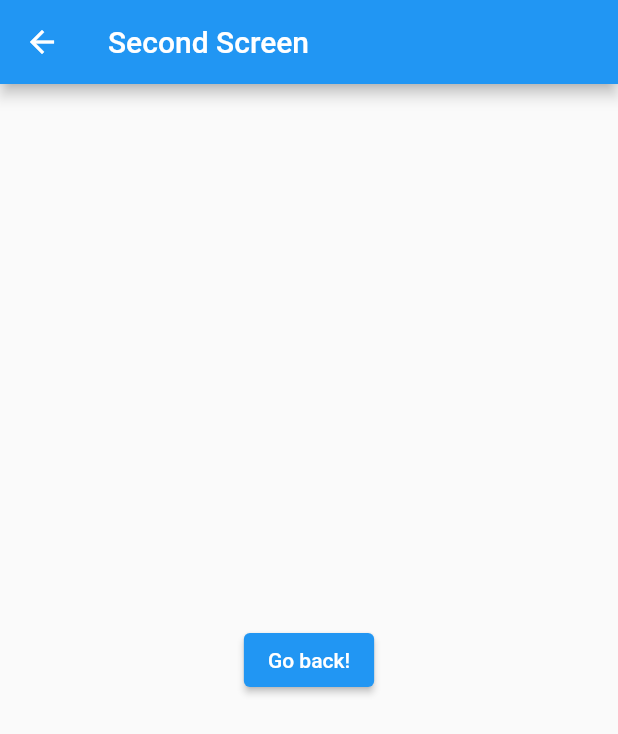
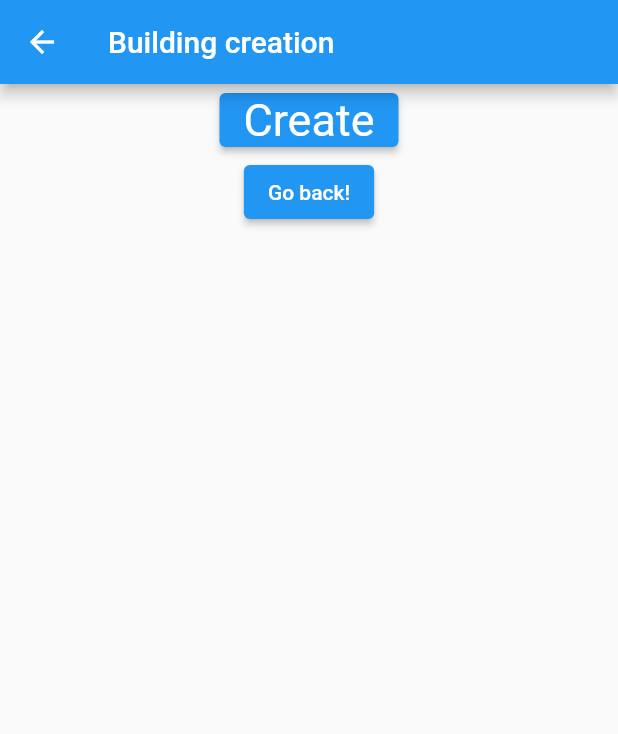
Before and after one commit to it-at-m/epitaph_ips, a Flutter app: the screen it shows after launch, after a tap on "Create Building", on a phone screen of 412 x 824 dp. Shown: the top 734 px of the screen. Run offline on Flutter 3.47's test engine with Material 2 defaults, Android fonts, the phone set to English and light mode, and no system bars; missing offline and left inert: data, ml_linalg.

Commit message:
Mock building

```diff
--- /dev/null
+++ b/example/lib/building_form.dart
@@ -0,0 +1,48 @@
+import 'mock_building.dart';
+import 'package:flutter/material.dart';
+
+
+/* _functionDemo(int i) {
+
+  setState(() {
+      _outputs[i] = _epitaphCalls[i](_outputs[i]);
+    });
+}*/
+
+final ButtonStyle style = ElevatedButton.styleFrom(
+    textStyle: const TextStyle(fontSize: 30, color: Colors.white));
+
+
+class BuildingForm extends StatelessWidget {
+  const BuildingForm({Key? key}) : super(key: key);
+
+  _onPressed(){
+    debugPrint(createBuilding().toString());
+  }
+
+  @override
+  Widget build(BuildContext context) {
+    return Scaffold(
+      appBar: AppBar(
+        title: const Text('Building creation'),
+      ),
+      body: Center(
+        child: Column(children: [
+          ElevatedButton(
+            onPressed: () {
+              _onPressed();
+            },
+            child: const Text('Create'),
+            style: style,
+          ),
+          ElevatedButton(
+            onPressed: () {
+              Navigator.pop(context);
+            },
+            child: const Text('Go back!'),
+          ),
+        ]),
+      ),
+    );
+  }
+}
--- a/example/lib/main.dart
+++ b/example/lib/main.dart
@@ -1,7 +1,7 @@
 import 'package:epitaph_ips/epitaph_graphs/graphs/graph.dart';
-import 'package:epitaph_ips/epitaph_ips/buildings/building.dart';
 import 'package:epitaph_ips/epitaph_ips/tracking/tracker.dart';
 import 'package:flutter/material.dart';
+import 'building_form.dart';
 
 void main() {
   runApp(const MyApp());
@@ -45,13 +45,6 @@ class _MyHomePageState extends State<MyHomePage> {
     "Tracking"
   ];
 
-  _functionDemo(int i) {
-    Navigator.pushNamed(context, "/${_routes[i]}");
-    /*setState(() {
-      _outputs[i] = _epitaphCalls[i](_outputs[i]);
-    });*/
-  }
-
   @override
   Widget build(BuildContext context) {
     return Scaffold(
@@ -66,7 +59,7 @@ class _MyHomePageState extends State<MyHomePage> {
                 textStyle: const TextStyle(fontSize: 30, color: Colors.white));
 
             _onPressed() {
-              return _functionDemo(index);
+              Navigator.pushNamed(context, "/${_routes[index]}");
             }
 
             return ElevatedButton(
@@ -78,26 +71,3 @@ class _MyHomePageState extends State<MyHomePage> {
     );
   }
 }
-
-class BuildingForm extends StatelessWidget {
-  const BuildingForm({Key? key}) : super(key: key);
-
-  @override
-  Widget build(BuildContext context) {
-    return Scaffold(
-      appBar: AppBar(
-        title: const Text('Second Screen'),
-      ),
-      body: Center(
-        child: ElevatedButton(
-          onPressed: () {
-            // Navigate back to the first screen by popping the current route
-            // off the stack.
-            Navigator.pop(context);
-          },
-          child: const Text('Go back!'),
-        ),
-      ),
-    );
-  }
-}
--- /dev/null
+++ b/example/lib/mock_building.dart
@@ -0,0 +1,58 @@
+import 'package:epitaph_ips/epitaph_ips/buildings/building.dart';
+import 'package:epitaph_ips/epitaph_ips/buildings/floor.dart';
+import 'package:epitaph_ips/epitaph_ips/buildings/coordinate.dart';
+import 'package:epitaph_ips/epitaph_ips/buildings/polygonal_area.dart';
+import 'package:epitaph_ips/epitaph_ips/buildings/room.dart';
+import 'package:epitaph_ips/epitaph_ips/buildings/world_location.dart';
+import 'package:epitaph_ips/epitaph_ips/positioning_system/mock_beacon.dart';
+
+MockBeacon bc1 = MockBeacon("001", "bc1", Coordinate(1, 1));
+MockBeacon bc2 = MockBeacon("002", "bc2", Coordinate(10, 1));
+List<MockBeacon> beacons = [bc1, bc2];
+List<Coordinate> roomPoints1 = [
+  Coordinate(1, 1),
+  Coordinate(1, 10),
+  Coordinate(10, 10),
+  Coordinate(10, 1)
+];
+List<Coordinate> roomPoints2 = [
+  Coordinate(11, 1),
+  Coordinate(11, 10),
+  Coordinate(20, 20),
+  Coordinate(20, 1)
+];
+List<Coordinate> floorPoints = [
+  Coordinate(0, 0),
+  Coordinate(0, 21),
+  Coordinate(21, 21),
+  Coordinate(21, 0)
+];
+List<Coordinate> buildingPoints = [
+  Coordinate(-1, -1),
+  Coordinate(-1, 22),
+  Coordinate(22, 22),
+  Coordinate(22, -1)
+];
+
+PolygonalArea roomArea1 = PolygonalArea(points: roomPoints1);
+PolygonalArea roomArea2 = PolygonalArea(points: roomPoints2);
+PolygonalArea floorArea = PolygonalArea(points: floorPoints);
+PolygonalArea buildingArea = PolygonalArea(points: buildingPoints);
+
+Room room1 = Room(key: "01", area: roomArea1);
+Room room2 = Room(key: "02", area: roomArea2);
+List<Room> rooms = [room1, room2];
+List<Floor> floors = [
+  Floor(area: floorArea, floorNumber: 0, beacons: beacons, rooms: rooms)
+];
+
+WorldLocation location =
+    WorldLocation(streetName: "Marienplatz", streetNumber: 8, extra: "München");
+
+Building createBuilding() {
+  return Building(
+      key: "MyBuilding",
+      location: location,
+      floors: floors,
+      area: buildingArea);
+}
```
